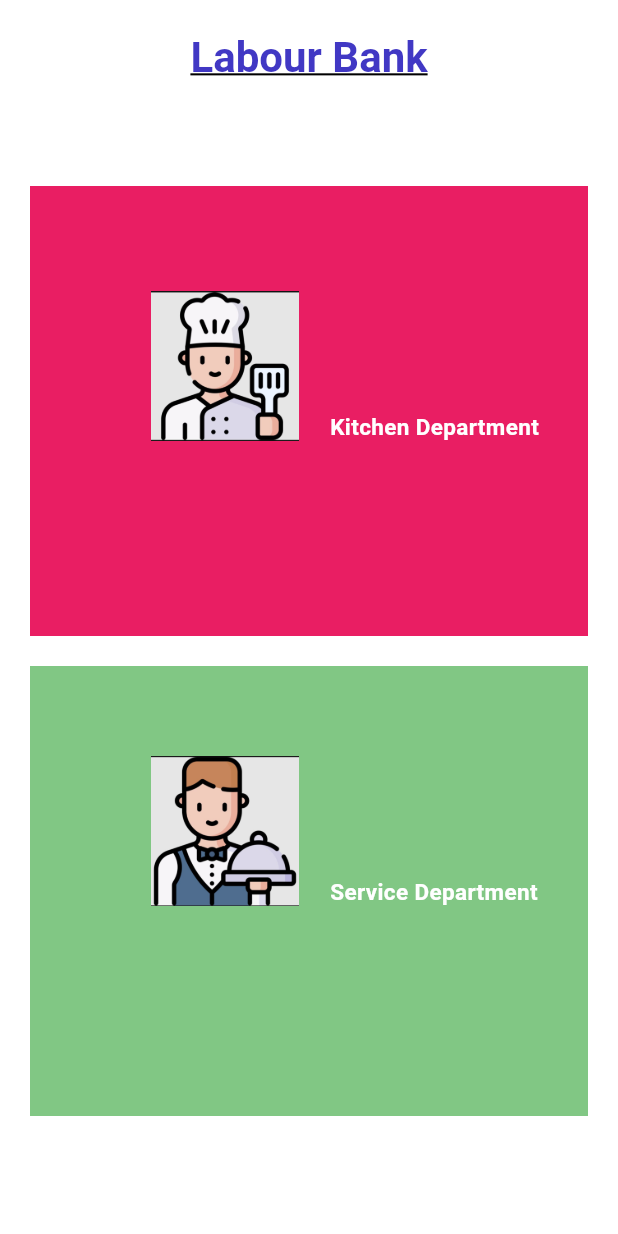
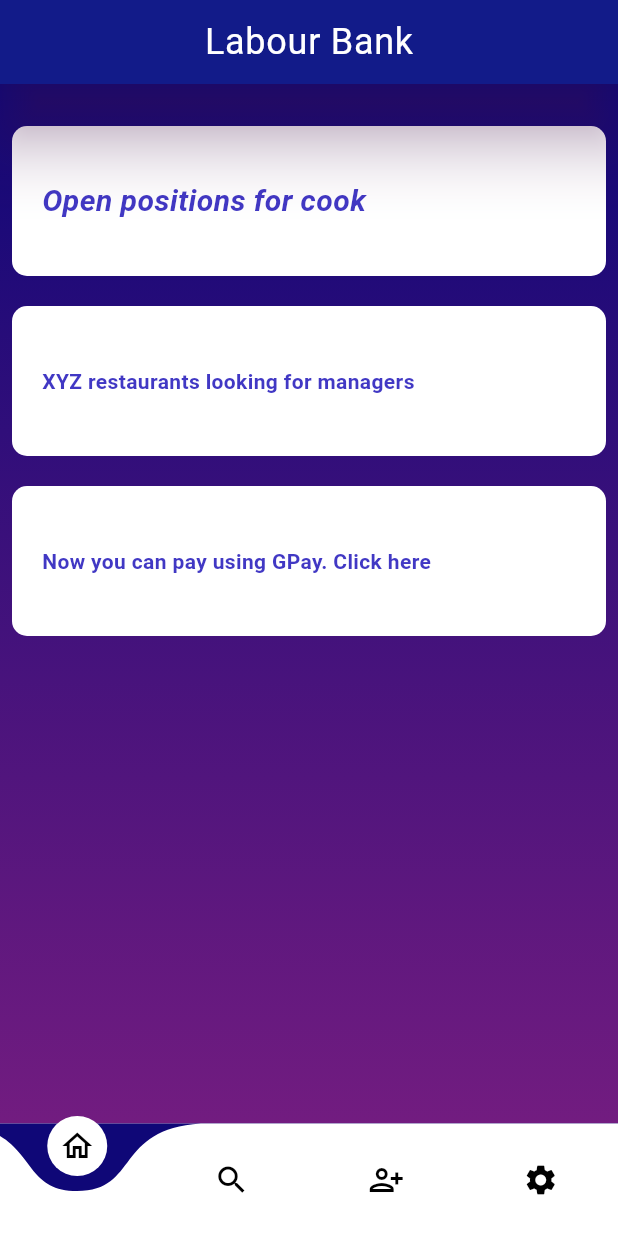
Before and after one commit to sarkarstanmoy/LabourBank, a Flutter app: the OtpView screen opened by its route, after a tap on "Verify", on a phone screen of 412 x 824 dp. Run offline on Flutter 3.47's test engine with Material 2 defaults, Android fonts, the phone set to English and light mode, and no system bars; drawn by our look-alikes of curved_navigation_bar; our stand-ins replace google_fonts; generated files the repository leaves out were written again.

Commit message:
added new screen

```diff
--- /dev/null
+++ b/frontend/labour_bank/lib/src/add_profile/add_profile_view.dart
@@ -0,0 +1,60 @@
+import 'package:flutter/material.dart';
+import 'package:labour_bank/src/helpers/base_page.dart';
+
+class AddProfileView extends BasePage {
+  const AddProfileView({Key? key}) : super(key: key);
+  static const routeName = '/add_profile_view';
+
+  @override
+  Widget body(BuildContext context) {
+    return Padding(
+      padding: const EdgeInsets.all(8.0),
+      child: Column(
+        children: [
+          Text("FOR RESTAURANTS",
+              style: Theme.of(context).textTheme.bodyMedium),
+          Padding(
+            padding: const EdgeInsets.fromLTRB(0, 10, 0, 0),
+            child: Text("I am interested in",
+                style: Theme.of(context).textTheme.bodyMedium),
+          ),
+          Container(
+            color: Colors.pink,
+            child: Row(
+              children: [
+                SizedBox(
+                    height: 100,
+                    width: 100,
+                    child: Image.asset("assets/images/chef.jpeg")),
+                Padding(
+                  padding: const EdgeInsets.fromLTRB(20, 0, 0, 0),
+                  child: Text("Kitchen Department",
+                      style: Theme.of(context).textTheme.headline6),
+                )
+              ],
+            ),
+          ),
+          Padding(
+            padding: const EdgeInsets.fromLTRB(0, 20, 0, 0),
+            child: Container(
+              color: Colors.green.shade300,
+              child: Row(
+                children: [
+                  SizedBox(
+                      height: 100,
+                      width: 100,
+                      child: Image.asset("assets/images/serviceboy.jpeg")),
+                  Padding(
+                    padding: const EdgeInsets.fromLTRB(20, 0, 0, 0),
+                    child: Text("Service Department",
+                        style: Theme.of(context).textTheme.headline6),
+                  )
+                ],
+              ),
+            ),
+          ),
+        ],
+      ),
+    );
+  }
+}
--- a/frontend/labour_bank/lib/src/app.dart
+++ b/frontend/labour_bank/lib/src/app.dart
@@ -1,12 +1,14 @@
 import 'package:flutter/material.dart';
 import 'package:flutter_gen/gen_l10n/app_localizations.dart';
 import 'package:flutter_localizations/flutter_localizations.dart';
-import 'package:labour_bank/src/home_screen/home_screen_view.dart';
+import 'package:labour_bank/src/add_profile/add_profile_view.dart';
+import 'package:labour_bank/src/home_screen/home_view.dart';
 import 'package:labour_bank/src/login/login_view.dart';
 import 'package:labour_bank/src/login/otp_view.dart';
 import 'package:labour_bank/src/theme/dark_theme.dart';
 import 'package:labour_bank/src/theme/light_theme.dart';
 
+import 'common/widgets/bottom_navigation.dart';
 import 'settings/settings_controller.dart';
 import 'settings/settings_view.dart';
 
@@ -73,10 +75,14 @@ class MyApp extends StatelessWidget {
                 switch (routeSettings.name) {
                   case SettingsView.routeName:
                     return SettingsView(controller: settingsController);
-                  case HomeScreenView.routeName:
-                    return const HomeScreenView();
+                  case AddProfileView.routeName:
+                    return const AddProfileView();
+                  case HomeView.routeName:
+                    return const HomeView();
                   case OtpView.routeName:
                     return const OtpView();
+                  case BottomNavigationWidget.routeName:
+                    return const BottomNavigationWidget();
                   default:
                     return const Login();
                 }
--- /dev/null
+++ b/frontend/labour_bank/lib/src/common/widgets/bottom_navigation.dart
@@ -0,0 +1,83 @@
+import 'package:curved_navigation_bar/curved_navigation_bar.dart';
+import 'package:flutter/material.dart';
+import 'package:labour_bank/src/add_profile/add_profile_view.dart';
+import 'package:labour_bank/src/home_screen/home_view.dart';
+
+class BottomNavigationWidget extends StatefulWidget {
+  const BottomNavigationWidget({
+    Key? key,
+  }) : super(key: key);
+
+  static const routeName = '/navigation';
+
+  @override
+  State<BottomNavigationWidget> createState() => _BottomNavigationWidgetState();
+}
+
+int pageIndex = 0;
+HomeView _homePage = const HomeView();
+////final SearchPage _search = SearchPage();
+AddProfileView _addprofile = const AddProfileView();
+//final ProfilePage _profile = ProfilePage();
+
+Widget _showPage = const HomeView();
+
+Widget _pageChooser(int page) {
+  switch (page) {
+    case 0:
+      return _homePage;
+
+    // case 1:
+    //   return _search;
+
+    case 2:
+      return _addprofile;
+
+    // case 3:
+    //   return _streamingDevices;
+
+    default:
+      return _homePage;
+  }
+}
+
+class _BottomNavigationWidgetState extends State<BottomNavigationWidget> {
+  @override
+  Widget build(BuildContext context) {
+    return Stack(children: [
+      Scaffold(
+          bottomNavigationBar: CurvedNavigationBar(
+            backgroundColor: Theme.of(context).primaryColor,
+            items: const [
+              Icon(
+                Icons.home_outlined,
+                color: Colors.black,
+              ),
+              Icon(
+                Icons.search,
+                color: Colors.black,
+              ),
+              Icon(
+                Icons.person_add_alt_1_outlined,
+                color: Colors.black,
+              ),
+              Icon(
+                Icons.settings,
+                color: Colors.black,
+              ),
+            ],
+            onTap: (int tappedPage) {
+              setState(() {
+                _showPage = _pageChooser(tappedPage);
+              });
+            },
+          ),
+          body: Container(
+            color: Colors.transparent,
+            child: Center(
+              child: _showPage,
+            ),
+          )),
+    ]);
+  }
+}
--- a/frontend/labour_bank/lib/src/home_screen/home_screen_view.dart
+++ /dev/null
@@ -1,77 +0,0 @@
-import 'package:flutter/material.dart';
-import 'package:labour_bank/src/helpers/base_page.dart';
-
-class HomeScreenView extends BasePage {
-  const HomeScreenView({Key? key}) : super(key: key);
-  static const routeName = '/home_screen_view';
-
-  @override
-  Widget body(BuildContext context) {
-    return Column(
-      children: [
-        Text("FOR RESTAURANTS", style: Theme.of(context).textTheme.bodyText1),
-        Padding(
-          padding: const EdgeInsets.fromLTRB(0, 10, 0, 0),
-          child: Text("I am interested in",
-              style: Theme.of(context).textTheme.bodyText1),
-        ),
-        Stack(
-          children: [
-            Padding(
-              padding: const EdgeInsets.fromLTRB(0, 10, 0, 0),
-              child: Container(
-                color: Colors.pink,
-                height: 300,
-              ),
-            ),
-            Padding(
-              padding: const EdgeInsets.fromLTRB(80, 80, 0, 0),
-              child: SizedBox(
-                  height: 100,
-                  width: 100,
-                  child: Image.asset("assets/images/chef.jpeg")),
-            ),
-            const Padding(
-              padding: EdgeInsets.fromLTRB(200, 160, 0, 0),
-              child: Text(
-                "Kitchen Department",
-                style: TextStyle(
-                    color: Colors.white,
-                    fontWeight: FontWeight.bold,
-                    fontSize: 15),
-              ),
-            )
-          ],
-        ),
-        Stack(
-          children: [
-            Padding(
-              padding: const EdgeInsets.fromLTRB(0, 20, 0, 0),
-              child: Container(
-                color: Colors.green.shade300,
-                height: 300,
-              ),
-            ),
-            Padding(
-              padding: const EdgeInsets.fromLTRB(80, 80, 0, 0),
-              child: SizedBox(
-                  height: 100,
-                  width: 100,
-                  child: Image.asset("assets/images/serviceboy.jpeg")),
-            ),
-            const Padding(
-              padding: EdgeInsets.fromLTRB(200, 160, 0, 0),
-              child: Text(
-                "Service Department",
-                style: TextStyle(
-                    color: Colors.white,
-                    fontWeight: FontWeight.bold,
-                    fontSize: 15),
-              ),
-            )
-          ],
-        ),
-      ],
-    );
-  }
-}
--- /dev/null
+++ b/frontend/labour_bank/lib/src/home_screen/home_view.dart
@@ -0,0 +1,114 @@
+import 'package:flutter/material.dart';
+import 'package:flutter/src/foundation/key.dart';
+import 'package:flutter/src/widgets/container.dart';
+import 'package:flutter/src/widgets/framework.dart';
+
+class HomeView extends StatefulWidget {
+  const HomeView({Key? key}) : super(key: key);
+  static const routeName = '/home_view';
+  @override
+  State<HomeView> createState() => _HomeViewState();
+}
+
+class _HomeViewState extends State<HomeView> {
+  @override
+  Widget build(BuildContext context) {
+    return SafeArea(
+      child: Scaffold(
+        appBar: AppBar(
+          automaticallyImplyLeading: false,
+          centerTitle: true,
+          title: Text(
+            "Labour Bank",
+            style:
+                Theme.of(context).textTheme.bodyLarge?.copyWith(fontSize: 24),
+          ),
+          backgroundColor: const Color(0xff0f0777),
+          elevation: 20,
+          shadowColor: const Color(0xff721c80),
+        ),
+        body: Container(
+            decoration: const BoxDecoration(
+                gradient: LinearGradient(
+              colors: [Color(0xff0f0777), Color(0xff721c80)],
+              begin: Alignment.topCenter,
+              end: Alignment.bottomCenter,
+            )),
+            child: Padding(
+              padding: const EdgeInsets.all(8.0),
+              child: Center(
+                child: Column(
+                  children: [
+                    Padding(
+                      padding: const EdgeInsets.fromLTRB(0, 20, 0, 0),
+                      child: Container(
+                        decoration: BoxDecoration(
+                            color: Colors.white,
+                            borderRadius: BorderRadius.circular(10)),
+                        height: 100,
+                        child: Row(
+                          children: [
+                            Padding(
+                              padding: const EdgeInsets.fromLTRB(20, 0, 0, 0),
+                              child: Text(
+                                "Open positions for cook",
+                                style: Theme.of(context)
+                                    .textTheme
+                                    .bodyMedium
+                                    ?.copyWith(
+                                        fontSize: 20,
+                                        fontStyle: FontStyle.italic),
+                              ),
+                            )
+                          ],
+                        ),
+                      ),
+                    ),
+                    Padding(
+                      padding: const EdgeInsets.fromLTRB(0, 20, 0, 0),
+                      child: Container(
+                        decoration: BoxDecoration(
+                            color: Colors.white,
+                            borderRadius: BorderRadius.circular(10)),
+                        height: 100,
+                        child: Row(
+                          children: [
+                            Padding(
+                              padding: const EdgeInsets.fromLTRB(20, 0, 0, 0),
+                              child: Text(
+                                "XYZ restaurants looking for managers",
+                                style: Theme.of(context).textTheme.bodyMedium,
+                              ),
+                            )
+                          ],
+                        ),
+                      ),
+                    ),
+                    Padding(
+                      padding: const EdgeInsets.fromLTRB(0, 20, 0, 0),
+                      child: Container(
+                        decoration: BoxDecoration(
+                            color: Colors.white,
+                            borderRadius: BorderRadius.circular(10)),
+                        height: 100,
+                        child: Row(
+                          children: [
+                            Padding(
+                              padding: const EdgeInsets.fromLTRB(20, 0, 0, 0),
+                              child: Text(
+                                "Now you can pay using GPay. Click here",
+                                style: Theme.of(context).textTheme.bodyMedium,
+                              ),
+                            )
+                          ],
+                        ),
+                      ),
+                    )
+                  ],
+                ),
+              ),
+            )),
+      ),
+    );
+  }
+}
--- a/frontend/labour_bank/lib/src/login/otp_view.dart
+++ b/frontend/labour_bank/lib/src/login/otp_view.dart
@@ -1,5 +1,6 @@
 import 'package:flutter/material.dart';
-import 'package:labour_bank/src/home_screen/home_screen_view.dart';
+import 'package:labour_bank/src/common/widgets/bottom_navigation.dart';
+import 'package:labour_bank/src/add_profile/add_profile_view.dart';
 
 class OtpView extends StatelessWidget {
   const OtpView({Key? key}) : super(key: key);
@@ -105,7 +106,7 @@ class OtpView extends StatelessWidget {
                       onPressed: () => {
                             Navigator.restorablePushNamed(
                               context,
-                              HomeScreenView.routeName,
+                              BottomNavigationWidget.routeName,
                             )
                           },
                       child: Text(
--- a/frontend/labour_bank/lib/src/theme/light_theme.dart
+++ b/frontend/labour_bank/lib/src/theme/light_theme.dart
@@ -27,7 +27,7 @@ ThemeData customlighttheme() {
           AppBarTheme(backgroundColor: CustomLightColors.primaryColorVariant),
       textTheme: GoogleFonts.robotoTextTheme().copyWith(
           headline6: TextStyle(
-            color: CustomLightColors.secondaryColor,
+            color: CustomLightColors.primaryColorVariant,
           ),
           headline5: TextStyle(
               color: CustomLightColors.secondaryColor,
--- a/frontend/labour_bank/pubspec.yaml
+++ b/frontend/labour_bank/pubspec.yaml
@@ -10,6 +10,7 @@ environment:
   sdk: ">=2.16.2 <3.0.0"
 
 dependencies:
+  curved_navigation_bar: ^1.0.3
   flutter:
     sdk: flutter
   flutter_localizations:
```
Also changed, not shown: frontend/labour_bank/pubspec.lock.
